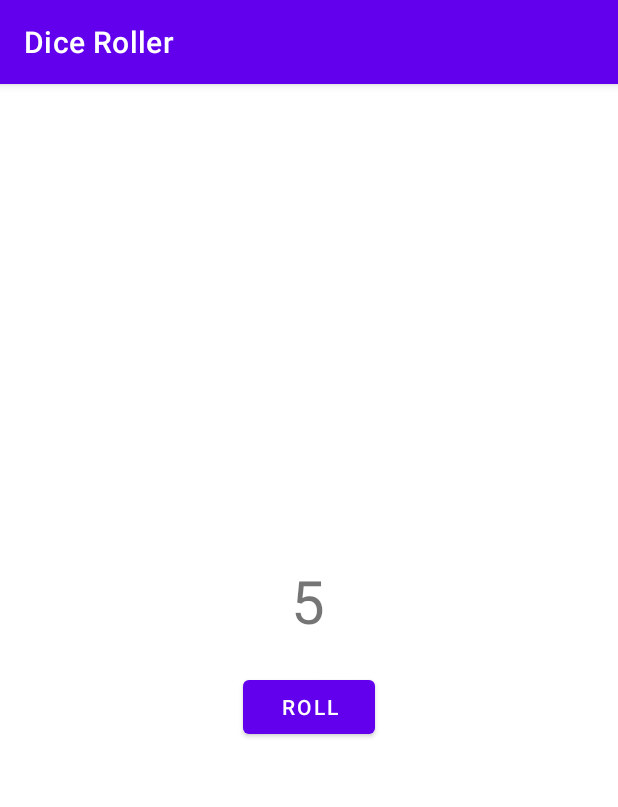
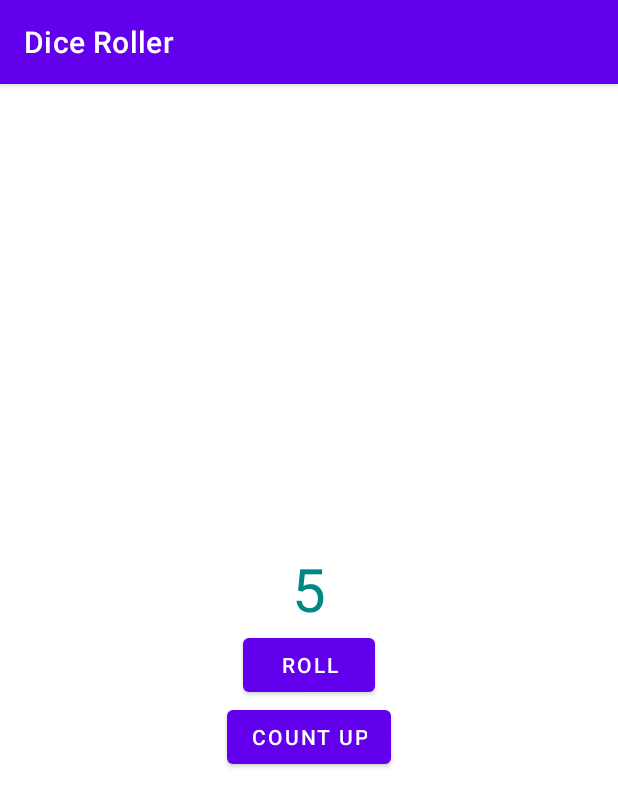
Before and after one commit to jibachhydv/codelab_2, an Android app: the screen it shows after launch (MainActivity), on a phone screen of 412 x 824 dp. Shown: the top 807 px of the screen. Run offline under Robolectric (Android 15) with nearby library versions, the phone set to English and light mode, and no system bars.

Commit message:
Coding Challenge Done.
countUp functionality added

```diff
--- a/app/src/main/java/com/example/codelab_2/MainActivity.kt
+++ b/app/src/main/java/com/example/codelab_2/MainActivity.kt
@@ -5,6 +5,7 @@ import android.os.Bundle
 import android.util.Log
 import android.widget.Button
 import android.widget.TextView
+import android.widget.Toast
 
 class MainActivity : AppCompatActivity() {
     override fun onCreate(savedInstanceState: Bundle?) {
@@ -24,16 +25,44 @@ class MainActivity : AppCompatActivity() {
 
         // onClick Event Listener
         rollBtn.setOnClickListener {
-            Log.d("btn", "Button Clicked")
 
             val rands = (1..6).random()
 
             rollValue.text = randomNumber()
         }
 
+        var countup:Button = findViewById(R.id.countup)
+
+        countup.setOnClickListener {
+            countUp()
+        }
+
     }
 
-    fun randomNumber() : String {
+    private fun randomNumber() : String {
         return (1..6).random().toString()
     }
+
+    private fun rollDice() {
+        Toast.makeText(this,"Button Clicked", Toast.LENGTH_SHORT).show()
+    }
+
+    private fun countUp() {
+
+        // get the current value of rollValue
+        var rollValue:TextView = findViewById(R.id.rollValue)
+
+//        Toast.makeText(this,rollValue.text, Toast.LENGTH_SHORT).show()
+
+
+        // change the value to int
+        val parsedInt : Int = (rollValue.text).toString().toInt()
+
+
+        if (parsedInt <= 5)
+        {
+            rollValue.text = (parsedInt + 1).toString()
+        }
+
+    }
 }
--- a/app/src/main/res/layout/activity_main.xml
+++ b/app/src/main/res/layout/activity_main.xml
@@ -6,29 +6,39 @@
     android:layout_height="match_parent"
     tools:context=".MainActivity">
 
+    <LinearLayout
+        android:layout_width="match_parent"
+        android:layout_height="wrap_content"
+        android:orientation="vertical"
+        android:outlineSpotShadowColor="@color/black"
+        app:layout_constraintBottom_toBottomOf="parent"
+        app:layout_constraintTop_toTopOf="parent">
+
         <TextView
             android:id="@+id/rollValue"
             android:layout_width="wrap_content"
             android:layout_height="wrap_content"
+            android:layout_gravity="center_horizontal"
             android:text="2"
-        android:textSize="40dp"
-        app:layout_constraintBottom_toBottomOf="parent"
-        app:layout_constraintEnd_toEndOf="parent"
-        app:layout_constraintHorizontal_bias="0.498"
-        app:layout_constraintLeft_toLeftOf="parent"
-        app:layout_constraintRight_toRightOf="parent"
-        app:layout_constraintStart_toStartOf="parent"
-        app:layout_constraintTop_toTopOf="parent"
-        app:layout_constraintVertical_bias="0.444" />
+            android:textColor="@color/teal_700"
+            android:textSize="40dp" />
 
         <Button
             android:id="@+id/rollbutton"
             android:layout_width="wrap_content"
             android:layout_height="wrap_content"
-        android:layout_marginTop="20dp"
+            android:layout_gravity="center_horizontal"
             android:text="Roll"
-        app:layout_constraintEnd_toEndOf="parent"
-        app:layout_constraintStart_toStartOf="parent"
             app:layout_constraintTop_toBottomOf="@+id/rollValue" />
 
+        <Button
+            android:layout_width="wrap_content"
+            android:layout_height="wrap_content"
+            android:layout_gravity="center_horizontal"
+            android:text="Count Up"
+            android:id="@+id/countup"
+            />
+
+    </LinearLayout>
+
 </androidx.constraintlayout.widget.ConstraintLayout>
```
Lines whose indentation alone changed are shown as unchanged.
